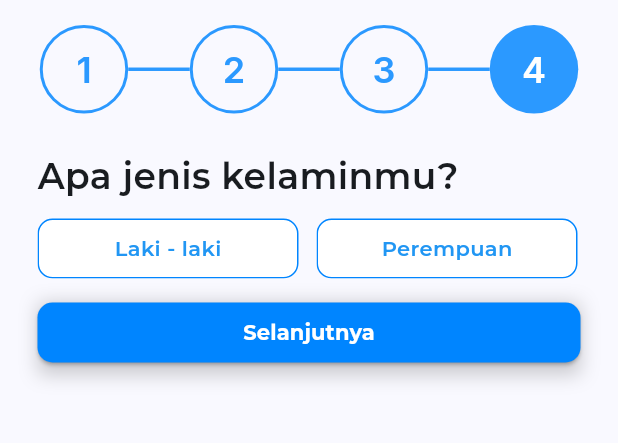
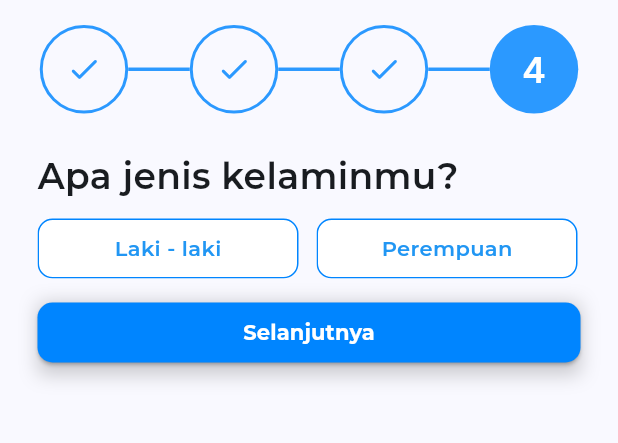
Before and after one commit to Capstone-Mental-Health-Care-Group-6/mobile-capstone, a Flutter app: the FillingProfile4 screen opened directly, on a phone screen of 412 x 824 dp, the part 59-502 px from its top. Run offline on Flutter 3.47's test engine with Material 2 defaults, Android fonts, the phone set to English and light mode, and no system bars; our stand-ins replace dotted_border, flutter_svg, getwidget, google_fonts, smooth_page_indicator, toggle_switch; project files that could hold a hidden picture were left out.

Commit message:
loginsignup/update UI

```diff
--- a/lib/view/screen/Register/filling_profile/filling_profile_1_screen.dart
+++ b/lib/view/screen/Register/filling_profile/filling_profile_1_screen.dart
@@ -1,5 +1,5 @@
 import 'package:empathi_care/view/screen/Register/filling_profile/filling_profile_2_screen.dart';
-import 'package:empathi_care/view/widget/timeline/timeline1_widget.dart';
+import 'package:empathi_care/view/widget/timeline_widget.dart';
 import 'package:flutter/material.dart';
 import 'package:flutter/services.dart';
 import 'package:google_fonts/google_fonts.dart';
@@ -36,7 +36,9 @@ class _FillingProfile1State extends State<FillingProfile1> {
         child: Column(
           crossAxisAlignment: CrossAxisAlignment.start,
           children: [
-            const TimeLine1(),
+            const TimeLine1(
+              index: 1,
+            ),
             Padding(
               padding: const EdgeInsets.only(top: 24, left: 25),
               child: Text(
--- a/lib/view/screen/Register/filling_profile/filling_profile_2_screen.dart
+++ b/lib/view/screen/Register/filling_profile/filling_profile_2_screen.dart
@@ -1,5 +1,5 @@
 import 'package:empathi_care/view/screen/Register/filling_profile/filling_profile_3_screen.dart';
-import 'package:empathi_care/view/widget/timeline/timeline2_widget.dart';
+import 'package:empathi_care/view/widget/timeline_widget.dart';
 import 'package:flutter/material.dart';
 import 'package:flutter/services.dart';
 import 'package:google_fonts/google_fonts.dart';
@@ -36,7 +36,9 @@ class _FillingProfile1State extends State<FillingProfile2> {
         child: Column(
           crossAxisAlignment: CrossAxisAlignment.start,
           children: [
-            const TimeLine2(),
+            const TimeLine1(
+              index: 2,
+            ),
             Padding(
               padding: const EdgeInsets.only(top: 24, left: 25),
               child: Text(
--- a/lib/view/screen/Register/filling_profile/filling_profile_3_screen.dart
+++ b/lib/view/screen/Register/filling_profile/filling_profile_3_screen.dart
@@ -1,5 +1,5 @@
 import 'package:empathi_care/view/screen/Register/filling_profile/filling_profile_4_screen.dart';
-import 'package:empathi_care/view/widget/timeline/timeline3_widget.dart';
+import 'package:empathi_care/view/widget/timeline_widget.dart';
 import 'package:flutter/material.dart';
 import 'package:google_fonts/google_fonts.dart';
 import 'package:intl/intl.dart';
@@ -38,7 +38,9 @@ class _FillingProfile1State extends State<FillingProfile3> {
         child: Column(
           crossAxisAlignment: CrossAxisAlignment.start,
           children: [
-            const TimeLine3(),
+            const TimeLine1(
+              index: 3,
+            ),
             Padding(
               padding: const EdgeInsets.only(top: 24, left: 25),
               child: Text(
--- a/lib/view/screen/Register/filling_profile/filling_profile_4_screen.dart
+++ b/lib/view/screen/Register/filling_profile/filling_profile_4_screen.dart
@@ -1,5 +1,5 @@
 import 'package:empathi_care/view/screen/Register/create_success_screen.dart';
-import 'package:empathi_care/view/widget/timeline/timeline4_widget.dart';
+import 'package:empathi_care/view/widget/timeline_widget.dart';
 import 'package:empathi_care/view_model/filling_provider.dart';
 import 'package:flutter/material.dart';
 import 'package:google_fonts/google_fonts.dart';
@@ -47,7 +47,9 @@ class _FillingProfile1State extends State<FillingProfile4> {
         child: Column(
           crossAxisAlignment: CrossAxisAlignment.start,
           children: [
-            const TimeLine4(),
+            const TimeLine1(
+              index: 4,
+            ),
             Padding(
               padding: const EdgeInsets.only(top: 24, left: 25),
               child: Text(
--- a/lib/view/widget/profile_psikolog_widget.dart
+++ b/lib/view/widget/profile_psikolog_widget.dart
@@ -119,7 +119,7 @@ class ProfilePsikologWidget extends StatelessWidget {
                     ),
                   ],
                 ),
-                SizedBox(
+                const SizedBox(
                   height: 5.0,
                 ),
                 ButtonClockWidget(),
--- a/lib/view/widget/timeline/timeline4_widget.dart
+++ /dev/null
@@ -1,99 +0,0 @@
-import 'package:flutter/material.dart';
-import 'package:google_fonts/google_fonts.dart';
-
-class TimeLine4 extends StatelessWidget {
-  const TimeLine4({super.key});
-
-  @override
-  Widget build(BuildContext context) {
-    return Row(
-      mainAxisAlignment: MainAxisAlignment.center,
-      children: [
-        Container(
-          alignment: Alignment.center,
-          width: 59,
-          height: 59,
-          decoration: BoxDecoration(
-              borderRadius: BorderRadius.circular(100),
-              border: Border.all(
-                width: 2,
-                color: const Color(0xff2B99FF),
-              )),
-          child: Text(
-            '1',
-            style: GoogleFonts.inter(
-                fontWeight: FontWeight.w600,
-                fontSize: 24,
-                color: const Color(0xff2B99FF)),
-          ),
-        ),
-        Container(
-          height: 2.3,
-          width: 41,
-          color: const Color(0xff2B99FF),
-        ),
-        Container(
-          alignment: Alignment.center,
-          width: 59,
-          height: 59,
-          decoration: BoxDecoration(
-              borderRadius: BorderRadius.circular(100),
-              border: Border.all(
-                width: 2,
-                color: const Color(0xff2B99FF),
-              )),
-          child: Text(
-            '2',
-            style: GoogleFonts.inter(
-                fontWeight: FontWeight.w600,
-                fontSize: 24,
-                color: const Color(0xff2B99FF)),
-          ),
-        ),
-        Container(
-          height: 2.3,
-          width: 41,
-          color: const Color(0xff2B99FF),
-        ),
-        Container(
-          alignment: Alignment.center,
-          width: 59,
-          height: 59,
-          decoration: BoxDecoration(
-            borderRadius: BorderRadius.circular(100),
-            border: Border.all(
-              width: 2,
-              color: const Color(0xff2B99FF),
-            ),
-          ),
-          child: Text(
-            '3',
-            style: GoogleFonts.inter(
-                fontWeight: FontWeight.w600,
-                fontSize: 24,
-                color: const Color(0xff2B99FF)),
-          ),
-        ),
-        Container(
-          height: 2.3,
-          width: 41,
-          color: const Color(0xff2B99FF),
-        ),
-        Container(
-          alignment: Alignment.center,
-          width: 59,
-          height: 59,
-          decoration: BoxDecoration(
-            borderRadius: BorderRadius.circular(100),
-            color: const Color(0xff2B99FF),
-          ),
-          child: Text(
-            '4',
-            style: GoogleFonts.inter(
-                fontWeight: FontWeight.w600, fontSize: 24, color: Colors.white),
-          ),
-        ),
-      ],
-    );
-  }
-}
--- /dev/null
+++ b/lib/view/widget/timeline_widget.dart
@@ -0,0 +1,132 @@
+import 'package:flutter/material.dart';
+import 'package:google_fonts/google_fonts.dart';
+
+class TimeLine1 extends StatelessWidget {
+  const TimeLine1({super.key, required this.index});
+  final int index;
+  @override
+  Widget build(BuildContext context) {
+    return Row(
+      mainAxisAlignment: MainAxisAlignment.center,
+      children: [
+        Container(
+            alignment: Alignment.center,
+            width: 59,
+            height: 59,
+            decoration: BoxDecoration(
+                borderRadius: BorderRadius.circular(100),
+                color:
+                    (index == 1) ? const Color(0xff2B99FF) : Colors.transparent,
+                border: (index == 1)
+                    ? null
+                    : Border.all(
+                        width: 2,
+                        color: const Color(0xff2B99FF),
+                      )),
+            child: (index == 1)
+                ? Text(
+                    '1',
+                    style: GoogleFonts.inter(
+                      fontWeight: FontWeight.w600,
+                      fontSize: 24,
+                      color:
+                          (index == 1) ? Colors.white : const Color(0xff2B99FF),
+                    ),
+                  )
+                : const Icon(
+                    Icons.check_rounded,
+                    color: Color(0xff2B99FF),
+                  )),
+        Container(
+          height: 2.3,
+          width: 41,
+          color: const Color(0xff2B99FF),
+        ),
+        Container(
+            alignment: Alignment.center,
+            width: 59,
+            height: 59,
+            decoration: BoxDecoration(
+                borderRadius: BorderRadius.circular(100),
+                color:
+                    (index == 2) ? const Color(0xff2B99FF) : Colors.transparent,
+                border: (index == 2)
+                    ? null
+                    : Border.all(color: const Color(0xff2B99FF), width: 2)),
+            child: (index == 1 || index == 2)
+                ? Text(
+                    '2',
+                    style: GoogleFonts.inter(
+                        fontWeight: FontWeight.w600,
+                        fontSize: 24,
+                        color: (index == 2)
+                            ? Colors.white
+                            : const Color(0xff2B99FF)),
+                  )
+                : const Icon(
+                    Icons.check_rounded,
+                    color: Color(0xff2B99FF),
+                  )),
+        Container(
+          height: 2.3,
+          width: 41,
+          color: const Color(0xff2B99FF),
+        ),
+        Container(
+            alignment: Alignment.center,
+            width: 59,
+            height: 59,
+            decoration: BoxDecoration(
+                borderRadius: BorderRadius.circular(100),
+                color:
+                    (index == 3) ? const Color(0xff2B99FF) : Colors.transparent,
+                border: (index == 3)
+                    ? null
+                    : Border.all(
+                        width: 2,
+                        color: const Color(0xff2B99FF),
+                      )),
+            child: (index != 4)
+                ? Text(
+                    '3',
+                    style: GoogleFonts.inter(
+                        fontWeight: FontWeight.w600,
+                        fontSize: 24,
+                        color: (index == 3)
+                            ? Colors.white
+                            : const Color(0xff2B99FF)),
+                  )
+                : const Icon(
+                    Icons.check_rounded,
+                    color: Color(0xff2B99FF),
+                  )),
+        Container(
+          height: 2.3,
+          width: 41,
+          color: const Color(0xff2B99FF),
+        ),
+        Container(
+            alignment: Alignment.center,
+            width: 59,
+            height: 59,
+            decoration: BoxDecoration(
+                borderRadius: BorderRadius.circular(100),
+                color:
+                    (index == 4) ? const Color(0xff2B99FF) : Colors.transparent,
+                border: (index == 4)
+                    ? null
+                    : Border.all(
+                        width: 2,
+                        color: const Color(0xff2B99FF),
+                      )),
+            child: Text(
+              '4',
+              style: GoogleFonts.inter(
+                  fontWeight: FontWeight.w600,
+                  fontSize: 24,
+                  color: (index == 4) ? Colors.white : const Color(0xff2B99FF)),
+            )),
+      ],
+    );
+  }
+}
```
Also changed, not shown: lib/view/widget/card_paket_widget.dart (+8 -3 lines), lib/view/widget/timeline/timeline1_widget.dart (deleted, +0 -98 lines), lib/view/widget/timeline/timeline2_widget.dart (deleted, +0 -98 lines), lib/view/widget/timeline/timeline3_widget.dart (deleted, +0 -98 lines).
